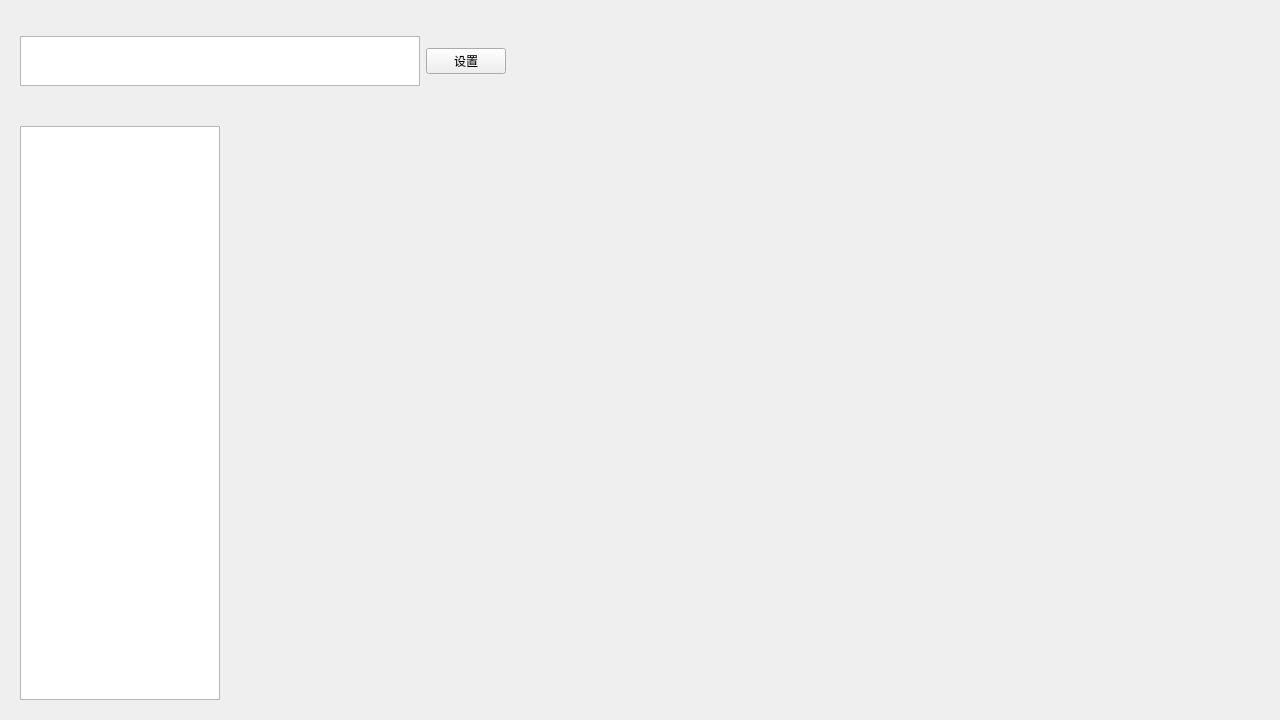
Above: tabUI.ui from MogooStudio/DebugTools before the change. Below: the same form after it.
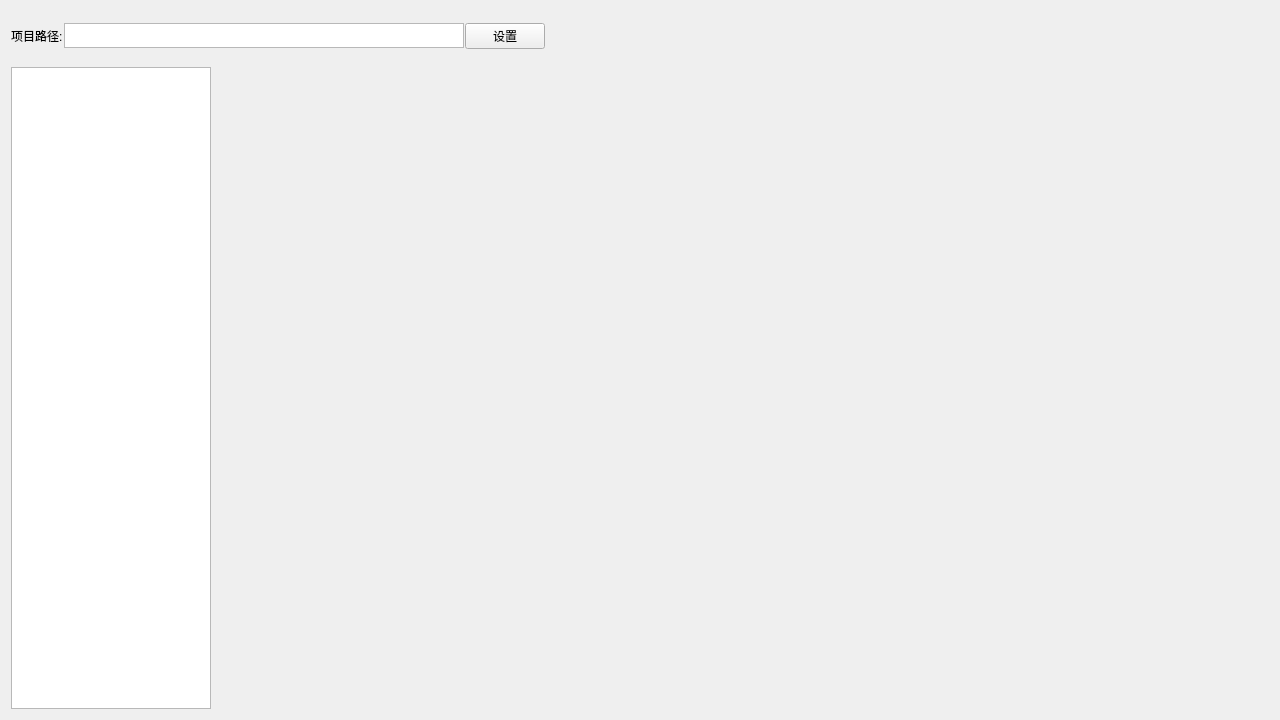
That is the form after the change.

```diff
--- a/tabUI.ui
+++ b/tabUI.ui
@@ -10,49 +10,77 @@
     <height>720</height>
    </rect>
   </property>
-  <property name="maximumSize">
+  <property name="minimumSize">
    <size>
     <width>1280</width>
     <height>720</height>
    </size>
   </property>
+  <property name="maximumSize">
+   <size>
+    <width>16777215</width>
+    <height>16777215</height>
+   </size>
+  </property>
   <property name="windowTitle">
    <string>Form</string>
   </property>
   <layout class="QVBoxLayout" name="verticalLayout">
-   <item alignment="Qt::AlignLeft|Qt::AlignTop">
+   <item alignment="Qt::AlignLeft|Qt::AlignVCenter">
     <widget class="QWidget" name="gameView" native="true">
      <property name="minimumSize">
       <size>
        <width>0</width>
-       <height>100</height>
+       <height>50</height>
       </size>
      </property>
      <property name="maximumSize">
       <size>
        <width>16777215</width>
-       <height>100</height>
+       <height>50</height>
       </size>
      </property>
      <layout class="QHBoxLayout" name="horizontalLayout_2">
-      <item>
-       <widget class="QTextEdit" name="tedProject">
+      <property name="spacing">
+       <number>1</number>
+      </property>
+      <property name="leftMargin">
+       <number>0</number>
+      </property>
+      <property name="topMargin">
+       <number>0</number>
+      </property>
+      <property name="rightMargin">
+       <number>0</number>
+      </property>
+      <property name="bottomMargin">
+       <number>0</number>
+      </property>
+      <item alignment="Qt::AlignLeft|Qt::AlignVCenter">
+       <widget class="QLabel" name="label_title">
+        <property name="text">
+         <string>项目路径:</string>
+        </property>
+       </widget>
+      </item>
+      <item alignment="Qt::AlignLeft|Qt::AlignVCenter">
+       <widget class="QTextEdit" name="textEdit_path">
         <property name="minimumSize">
          <size>
           <width>400</width>
-          <height>50</height>
+          <height>25</height>
          </size>
         </property>
         <property name="maximumSize">
          <size>
           <width>400</width>
-          <height>50</height>
+          <height>25</height>
          </size>
         </property>
        </widget>
       </item>
-      <item>
-       <widget class="QPushButton" name="btnSetting">
+      <item alignment="Qt::AlignLeft|Qt::AlignVCenter">
+       <widget class="QPushButton" name="btn_setting">
         <property name="text">
          <string>设置</string>
         </property>
@@ -64,18 +92,55 @@
    <item>
     <widget class="QWidget" name="contentView" native="true">
      <layout class="QHBoxLayout" name="horizontalLayout">
+      <property name="spacing">
+       <number>1</number>
+      </property>
+      <property name="leftMargin">
+       <number>0</number>
+      </property>
+      <property name="topMargin">
+       <number>0</number>
+      </property>
+      <property name="rightMargin">
+       <number>0</number>
+      </property>
+      <property name="bottomMargin">
+       <number>0</number>
+      </property>
       <item>
        <widget class="QListWidget" name="listWidget">
+        <property name="sizePolicy">
+         <sizepolicy hsizetype="Fixed" vsizetype="Expanding">
+          <horstretch>0</horstretch>
+          <verstretch>0</verstretch>
+         </sizepolicy>
+        </property>
+        <property name="minimumSize">
+         <size>
+          <width>200</width>
+          <height>0</height>
+         </size>
+        </property>
         <property name="maximumSize">
          <size>
           <width>200</width>
           <height>16777215</height>
          </size>
         </property>
+        <property name="verticalScrollBarPolicy">
+         <enum>Qt::ScrollBarAlwaysOff</enum>
+        </property>
+        <property name="horizontalScrollBarPolicy">
+         <enum>Qt::ScrollBarAlwaysOff</enum>
+        </property>
        </widget>
       </item>
       <item>
-       <widget class="QWidget" name="widget_2" native="true"/>
+       <widget class="QStackedWidget" name="stackedWidget">
+        <property name="currentIndex">
+         <number>-1</number>
+        </property>
+       </widget>
       </item>
      </layout>
     </widget>
```
